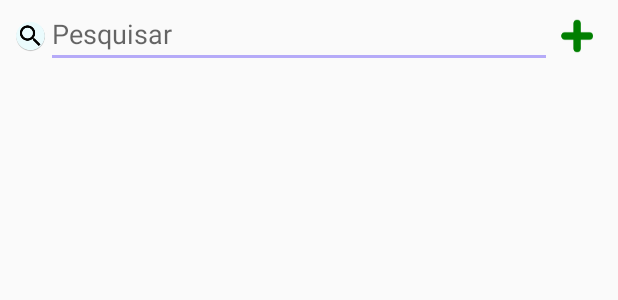
After one commit to PatriciaMoura/Tools-1, an Android app: the layout activity_consulta_layout.xml on its own in the app's theme, with its tools: preview values and no code run, on a phone screen of 412 x 824 dp. The commit adds this screen. Shown: the top 300 px of the screen. Run offline under Robolectric (Android 15) with nearby library versions, the phone set to English and light mode, and no system bars.

Commit message:
Criação de consulta

```diff
--- a/app/src/main/AndroidManifest.xml
+++ b/app/src/main/AndroidManifest.xml
@@ -20,12 +20,12 @@
         <activity android:name=".IMC" />
         <activity android:name=".SpeechToText" />
         <activity android:name=".Calcular_Media" />
-        <activity android:name=".Abstrata" />
         <activity
             android:name=".Ficha_Medica_Controller"
             android:label="@string/title_activity_ficha__medica"
             android:theme="@style/AppTheme.NoActionBar" />
-        <activity android:name=".Cadastro_Livro"></activity>
+        <activity android:name=".Cadastro_Livro" />
+        <activity android:name=".consultaLayout"></activity>
     </application>
 
 </manifest>
--- /dev/null
+++ b/app/src/main/java/View/Cadastro/LivrosCadastro.java
@@ -0,0 +1,6 @@
+package View.Cadastro;
+
+
+
+public class LivrosCadastro {
+}
--- a/app/src/main/java/course/example/tools/Abstrata.java
+++ b/app/src/main/java/course/example/tools/consultaLayout.java
@@ -3,11 +3,11 @@ package course.example.tools;
 import android.support.v7.app.AppCompatActivity;
 import android.os.Bundle;
 
-public class Abstrata extends AppCompatActivity {
+public class consultaLayout extends AppCompatActivity {
 
     @Override
     protected void onCreate(Bundle savedInstanceState) {
         super.onCreate(savedInstanceState);
-        setContentView(R.layout.activity_abstrata);
+        setContentView(R.layout.activity_consulta_layout);
     }
 }
--- a/app/src/main/java/model/Pessoa.java
+++ b/app/src/main/java/model/Pessoa.java
@@ -17,7 +17,7 @@ public class Pessoa {
 
     // Criando tabela
 
-    public static final String SQL_PESSOA = COLUMN_ID    + " INTEGER PRIMEARY KEY AUTOINVREMENT, "
+    public static final String SQL_PESSOA = COLUMN_ID    + " INTEGER PRIMARY KEY AUTOINCREMENT, "
             + COLUMN_NOME                + " TEXT,"
             + COLUMN_RG                  + " INTEGER,"
             + COLUMN_CPF                 + " TEXT, "
--- /dev/null
+++ b/app/src/main/res/layout/activity_consulta_layout.xml
@@ -0,0 +1,62 @@
+<?xml version="1.0" encoding="utf-8"?>
+<android.support.constraint.ConstraintLayout xmlns:android="http://schemas.android.com/apk/res/android"
+    xmlns:app="http://schemas.android.com/apk/res-auto"
+    xmlns:tools="http://schemas.android.com/tools"
+    android:layout_width="match_parent"
+    android:layout_height="match_parent"
+    tools:context=".consultaLayout">
+
+
+    <LinearLayout xmlns:android="http://schemas.android.com/apk/res/android"
+        android:layout_width="match_parent"
+        android:layout_height="match_parent"
+        android:orientation="vertical"
+        android:paddingBottom="10dp"
+        android:paddingLeft="10dp"
+        android:paddingRight="10dp">
+
+        <LinearLayout
+            android:layout_width="match_parent"
+            android:layout_height="wrap_content"
+            android:orientation="horizontal">
+
+
+            <ImageView
+                android:layout_width="wrap_content"
+                android:layout_height="wrap_content"
+                android:src="@mipmap/ic_search"
+                android:layout_weight="2"/>
+
+            <EditText
+                android:id="@+id/editTextPesquisar"
+                android:hint="Pesquisar"
+                android:layout_width="match_parent"
+                android:layout_height="wrap_content"
+                android:layout_weight="4"
+                android:completionHint="Pesquisar"
+                android:completionThreshold="1"/>
+
+            <ImageView
+                android:id="@+id/imgViewAdd"
+                android:layout_width="wrap_content"
+                android:layout_height="wrap_content"
+                android:src="@mipmap/ic_launcher_mais"
+                android:layout_weight="1"/>
+
+        </LinearLayout>
+
+        <LinearLayout
+            android:layout_width="match_parent"
+            android:layout_height="wrap_content"
+            android:orientation="horizontal">
+
+            <ListView
+                android:id="@+id/listView"
+                android:layout_width="match_parent"
+                android:layout_height="wrap_content" />
+
+        </LinearLayout>
+
+    </LinearLayout>
+
+</android.support.constraint.ConstraintLayout>
```
Also changed, not shown: app/src/main/java/View/Cadastro/FichaMedicaCadastro.java (added, +32 -0 lines), app/src/main/java/View/FichaMedica_View.java (added, +130 -0 lines), app/src/main/java/course/example/tools/MainActivity.java (+8 -1 lines), app/src/main/res/layout/activity_abstrata.xml (deleted, +0 -9 lines), app/src/main/res/mipmap-hdpi/ic_launcher_mais.png (added), app/src/main/res/mipmap-hdpi/ic_search.png (added).
